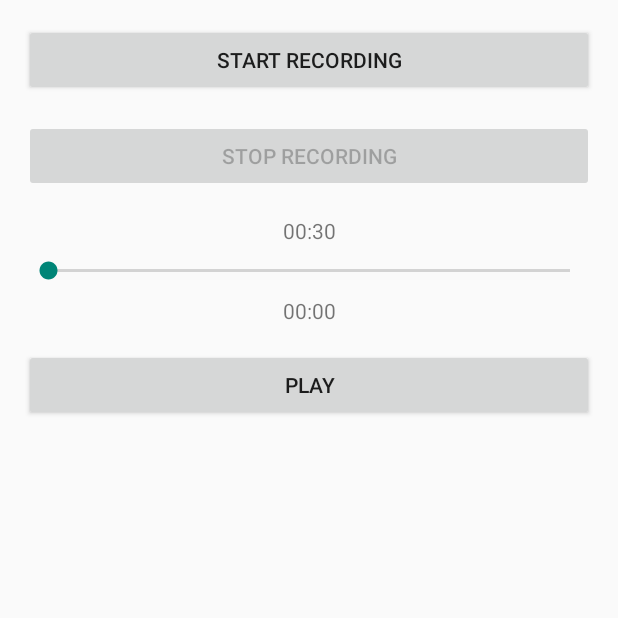
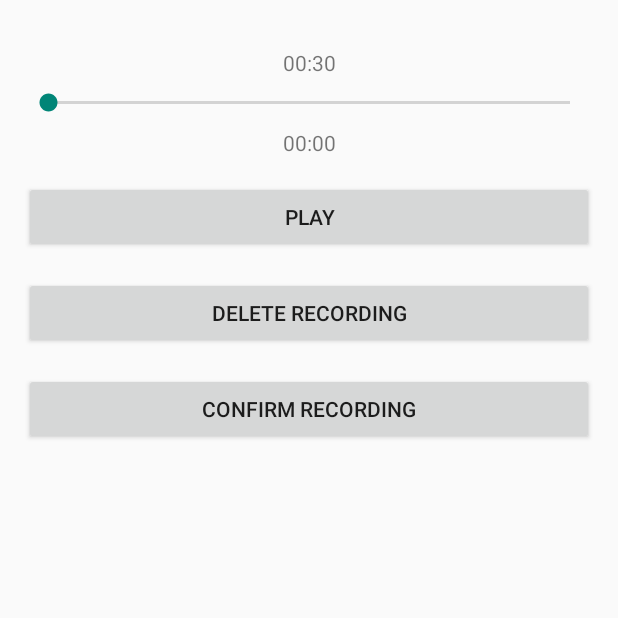
Before and after one commit to DavideDeRosa/ProgettoLAM, an Android app: the RecordActivity screen opened directly, with no data from a screen before it, after a tap on "STOP RECORDING", on a phone screen of 412 x 824 dp, the top half of it. Run offline under Robolectric (Android 15) with nearby library versions, the phone set to English and light mode, and no system bars; 1 other tap on this screen came first.

Commit message:
modificata ma non funzionante parte registrazione audio + scrittura di una prima struttura di api audio (non definitive)

```diff
--- a/app/src/main/AndroidManifest.xml
+++ b/app/src/main/AndroidManifest.xml
@@ -8,6 +8,7 @@
     <uses-permission android:name="android.permission.READ_EXTERNAL_STORAGE" />
     <uses-permission android:name="android.permission.ACCESS_FINE_LOCATION"/>
     <uses-permission android:name="android.permission.ACCESS_COARSE_LOCATION"/>
+    <uses-permission android:name="android.permission.ACCESS_NETWORK_STATE"/>
 
     <application
         android:allowBackup="true"
--- a/app/src/main/java/com/derosa/progettolam/activities/RecordActivity.kt
+++ b/app/src/main/java/com/derosa/progettolam/activities/RecordActivity.kt
@@ -5,40 +5,36 @@ import android.content.pm.PackageManager
 import android.media.MediaPlayer
 import android.media.MediaRecorder
 import android.os.Bundle
-import android.os.Environment
 import android.os.Handler
-import android.os.Looper
-import android.widget.Button
-import android.widget.SeekBar
-import android.widget.TextView
-import android.widget.Toast
+import android.view.View
+import android.widget.*
 import androidx.appcompat.app.AppCompatActivity
 import androidx.core.app.ActivityCompat
-import androidx.core.content.ContextCompat
 import com.derosa.progettolam.R
 import java.io.File
 import java.io.IOException
-import java.util.concurrent.TimeUnit
+import java.util.*
 
 class RecordActivity : AppCompatActivity() {
+
+    private var mediaRecorder: MediaRecorder? = null
+    private var mediaPlayer: MediaPlayer? = null
+    private var audioFile: File? = null
+    private var isRecording = false
+    private var isPlaying = false
 
     private lateinit var btnStartRecording: Button
     private lateinit var btnStopRecording: Button
     private lateinit var btnPlayPause: Button
-    private lateinit var seekBar: SeekBar
+    private lateinit var btnDeleteRecording: Button
+    private lateinit var btnConfirmRecording: Button
+    private lateinit var tvRecordingTime: TextView
     private lateinit var tvAudioLength: TextView
     private lateinit var tvCurrentPosition: TextView
+    private lateinit var seekBar: SeekBar
 
-    private var mediaRecorder: MediaRecorder? = null
-    private var mediaPlayer: MediaPlayer? = null
-    private lateinit var audioFile: File
-
-    private var isPlaying = false
-
-    private val handler = Handler(Looper.getMainLooper())
-
-    private val REQUEST_CODE_PERMISSIONS = 1001
-    private val REQUIRED_PERMISSIONS = arrayOf(Manifest.permission.RECORD_AUDIO, Manifest.permission.WRITE_EXTERNAL_STORAGE)
+    private val handler = Handler()
+    private var recordingStartTime = 0L
 
     override fun onCreate(savedInstanceState: Bundle?) {
         super.onCreate(savedInstanceState)
@@ -47,165 +43,176 @@ class RecordActivity : AppCompatActivity() {
         btnStartRecording = findViewById(R.id.btnStartRecording)
         btnStopRecording = findViewById(R.id.btnStopRecording)
         btnPlayPause = findViewById(R.id.btnPlayPause)
-        seekBar = findViewById(R.id.seekBar)
+        btnDeleteRecording = findViewById(R.id.btnDeleteRecording)
+        btnConfirmRecording = findViewById(R.id.btnConfirmRecording)
+        tvRecordingTime = findViewById(R.id.tvRecordingTime)
         tvAudioLength = findViewById(R.id.tvAudioLength)
         tvCurrentPosition = findViewById(R.id.tvCurrentPosition)
+        seekBar = findViewById(R.id.seekBar)
 
-        if (!allPermissionsGranted()) {
+        btnStartRecording.setOnClickListener { startRecording() }
+        btnStopRecording.setOnClickListener { stopRecording() }
+        btnPlayPause.setOnClickListener { playPauseAudio() }
+        btnDeleteRecording.setOnClickListener { deleteRecording() }
+        btnConfirmRecording.setOnClickListener { confirmRecording() }
+
         requestPermissions()
-        }
-
-        btnStartRecording.setOnClickListener {
-            startRecording()
-            btnStartRecording.isEnabled = false
-            btnStopRecording.isEnabled = true
-            btnPlayPause.isEnabled = false
-        }
-
-        btnStopRecording.setOnClickListener {
-            stopRecording()
-            btnStartRecording.isEnabled = true
-            btnStopRecording.isEnabled = false
-            btnPlayPause.isEnabled = true
-        }
-
-        btnPlayPause.setOnClickListener {
-            if (isPlaying) {
-                pausePlayback()
-            } else {
-                startPlayback()
-            }
-        }
-
-        seekBar.setOnSeekBarChangeListener(object : SeekBar.OnSeekBarChangeListener {
-            override fun onProgressChanged(seekBar: SeekBar?, progress: Int, fromUser: Boolean) {
-                if (fromUser) {
-                    mediaPlayer?.seekTo(progress)
-                }
-            }
-
-            override fun onStartTrackingTouch(seekBar: SeekBar?) {}
-
-            override fun onStopTrackingTouch(seekBar: SeekBar?) {}
-        })
-    }
-
-    private fun allPermissionsGranted() = REQUIRED_PERMISSIONS.all {
-        ContextCompat.checkSelfPermission(baseContext, it) == PackageManager.PERMISSION_GRANTED
+        showInitialUI()
     }
 
     private fun requestPermissions() {
-        ActivityCompat.requestPermissions(
-            this,
-            REQUIRED_PERMISSIONS,
-            REQUEST_CODE_PERMISSIONS
+        val permissions = arrayOf(
+            Manifest.permission.RECORD_AUDIO,
+            Manifest.permission.WRITE_EXTERNAL_STORAGE
         )
+        ActivityCompat.requestPermissions(this, permissions, 0)
     }
 
-    override fun onRequestPermissionsResult(requestCode: Int, permissions: Array<out String>, grantResults: IntArray) {
-        super.onRequestPermissionsResult(requestCode, permissions, grantResults)
-
-        if (requestCode == REQUEST_CODE_PERMISSIONS) {
-            if (!allPermissionsGranted()) {
-                Toast.makeText(this, "Permissions not granted by the user.", Toast.LENGTH_SHORT).show()
-                finish()
+    private fun startRecording() {
+        if (mediaRecorder == null) {
+            mediaRecorder = MediaRecorder()
+            mediaRecorder?.apply {
+                setAudioSource(MediaRecorder.AudioSource.MIC)
+                setOutputFormat(MediaRecorder.OutputFormat.THREE_GPP)
+                setAudioEncoder(MediaRecorder.AudioEncoder.AMR_NB)
+                audioFile = File(externalCacheDir?.absolutePath + "/audio.3gp")
+                setOutputFile(audioFile?.absolutePath)
+                try {
+                    prepare()
+                    start()
+                    isRecording = true
+                    recordingStartTime = System.currentTimeMillis()
+                    updateRecordingTime()
+                    showRecordingUI()
+                } catch (e: IOException) {
+                    e.printStackTrace()
+                }
             }
         }
     }
 
-    private fun startRecording() {
-        val audioDir = getExternalFilesDir(Environment.DIRECTORY_MUSIC)
-        if (audioDir != null) {
-            audioFile = File.createTempFile("audio_", ".mp3", audioDir)
+    private fun stopRecording() {
+        if (isRecording) {
+            mediaRecorder?.apply {
+                stop()
+                release()
+                mediaRecorder = null
             }
-
-        mediaRecorder = MediaRecorder().apply {
-            setAudioSource(MediaRecorder.AudioSource.MIC)
-            setOutputFormat(MediaRecorder.OutputFormat.THREE_GPP)
-            setOutputFile(audioFile.absolutePath)
-            setAudioEncoder(MediaRecorder.AudioEncoder.AMR_NB)
-
-            try {
-                prepare()
-            } catch (e: IOException) {
-                e.printStackTrace()
-            }
-            start()
+            isRecording = false
+            showPlaybackUI()
         }
     }
 
-    private fun stopRecording() {
-        mediaRecorder?.apply {
-            stop()
-            release()
+    private fun playPauseAudio() {
+        if (audioFile != null && audioFile!!.exists()) {
+            if (isPlaying) {
+                mediaPlayer?.pause()
+                btnPlayPause.text = "Play"
+            } else {
+                if (mediaPlayer == null) {
+                    mediaPlayer = MediaPlayer().apply {
+                        setDataSource(audioFile!!.absolutePath)
+                        prepare()
+                        setOnCompletionListener {
+                            btnPlayPause.text = "Play"
+                            this@RecordActivity.isPlaying = false
                         }
-        mediaRecorder = null
-        Toast.makeText(this, "Audio recorded at: ${audioFile.absolutePath}", Toast.LENGTH_LONG).show()
-
-        // Get audio duration
-        val mediaPlayer = MediaPlayer().apply {
-            setDataSource(audioFile.absolutePath)
-            prepare()
                     }
-        val duration = mediaPlayer.duration
-        mediaPlayer.release()
-
-        tvAudioLength.text = formatTime(duration)
-        seekBar.max = duration
                 }
-
-    private fun startPlayback() {
-        mediaPlayer = MediaPlayer().apply {
-            try {
-                setDataSource(audioFile.absolutePath)
-                prepare()
-                start()
-            } catch (e: IOException) {
-                e.printStackTrace()
+                mediaPlayer?.start()
+                btnPlayPause.text = "Pause"
+                updateSeekBar()
+            }
+            isPlaying = !isPlaying
+        } else {
+            Toast.makeText(this, "No audio recorded", Toast.LENGTH_SHORT).show()
         }
     }
 
-        isPlaying = true
-        btnPlayPause.text = "Pause"
-
-        mediaPlayer?.setOnCompletionListener {
-            isPlaying = false
-            btnPlayPause.text = "Play"
-            tvCurrentPosition.text = "00:00"
-            seekBar.progress = 0
+    private fun deleteRecording() {
+        mediaPlayer?.release()
+        mediaPlayer = null
+        audioFile?.delete()
+        audioFile = null
+        showInitialUI()
     }
 
-        updateSeekBar()
+    private fun confirmRecording() {
+        // Upload the audio file or save it as required
+        Toast.makeText(this, "Recording confirmed", Toast.LENGTH_SHORT).show()
     }
 
-    private fun pausePlayback() {
-        mediaPlayer?.pause()
-        isPlaying = false
-        btnPlayPause.text = "Play"
+    private fun updateRecordingTime() {
+        handler.postDelayed({
+            if (isRecording) {
+                val elapsedTime = (System.currentTimeMillis() - recordingStartTime) / 1000
+                val minutes = elapsedTime / 60
+                val seconds = elapsedTime % 60
+                tvRecordingTime.text =
+                    String.format(Locale.getDefault(), "%02d:%02d", minutes, seconds)
+                updateRecordingTime()
+            }
+        }, 1000)
     }
 
     private fun updateSeekBar() {
         mediaPlayer?.let {
+            seekBar.max = it.duration
+            handler.postDelayed(object : Runnable {
+                override fun run() {
+                    if (isPlaying) {
                         seekBar.progress = it.currentPosition
-            tvCurrentPosition.text = formatTime(it.currentPosition)
-            if (isPlaying) {
-                handler.postDelayed({ updateSeekBar() }, 50)
+                        val currentPosition = it.currentPosition / 1000
+                        val minutes = currentPosition / 60
+                        val seconds = currentPosition % 60
+                        tvCurrentPosition.text =
+                            String.format(Locale.getDefault(), "%02d:%02d", minutes, seconds)
+                        handler.postDelayed(this, 100)
                     }
+                }
+            }, 100)
         }
     }
 
-    private fun formatTime(milliseconds: Int): String {
-        val minutes = TimeUnit.MILLISECONDS.toMinutes(milliseconds.toLong())
-        val seconds = TimeUnit.MILLISECONDS.toSeconds(milliseconds.toLong()) - TimeUnit.MINUTES.toSeconds(minutes)
-        return String.format("%02d:%02d", minutes, seconds)
+    private fun showRecordingUI() {
+        btnStartRecording.visibility = View.GONE
+        tvRecordingTime.visibility = View.VISIBLE
+        btnStopRecording.visibility = View.VISIBLE
     }
 
-    override fun onStop() {
-        super.onStop()
-        mediaRecorder?.release()
-        mediaRecorder = null
-        mediaPlayer?.release()
-        mediaPlayer = null
-        handler.removeCallbacksAndMessages(null)
+    private fun showPlaybackUI() {
+        btnStopRecording.visibility = View.GONE
+        tvRecordingTime.visibility = View.GONE
+        tvAudioLength.visibility = View.VISIBLE
+        tvCurrentPosition.visibility = View.VISIBLE
+        seekBar.visibility = View.VISIBLE
+        btnPlayPause.visibility = View.VISIBLE
+        btnDeleteRecording.visibility = View.VISIBLE
+        btnConfirmRecording.visibility = View.VISIBLE
+
+        mediaPlayer = MediaPlayer().apply {
+            setDataSource(audioFile!!.absolutePath)
+            prepare()
+            val duration = duration / 1000
+            val minutes = duration / 60
+            val seconds = duration % 60
+            tvAudioLength.text = String.format(Locale.getDefault(), "%02d:%02d", minutes, seconds)
         }
     }
+
+    private fun showInitialUI() {
+        btnStartRecording.visibility = View.VISIBLE
+        tvRecordingTime.visibility = View.GONE
+        btnStopRecording.visibility = View.GONE
+        tvAudioLength.visibility = View.GONE
+        tvCurrentPosition.visibility = View.GONE
+        seekBar.visibility = View.GONE
+        btnPlayPause.visibility = View.GONE
+        btnDeleteRecording.visibility = View.GONE
+        btnConfirmRecording.visibility = View.GONE
+
+        tvAudioLength.text = String.format(Locale.getDefault(), "%02d:%02d", 0, 0)
+        tvCurrentPosition.text = String.format(Locale.getDefault(), "%02d:%02d", 0, 0)
+        seekBar.progress = 0
+    }
+}
--- a/app/src/main/java/com/derosa/progettolam/fragments/Account.kt
+++ b/app/src/main/java/com/derosa/progettolam/fragments/Account.kt
@@ -86,6 +86,7 @@ class Account : Fragment() {
 
     private fun goToLogin() {
         DataSingleton.token = null
+        DataSingleton.username = null
 
         val intent = Intent(activity, LoginActivity::class.java)
         startActivity(intent)
--- /dev/null
+++ b/app/src/main/java/com/derosa/progettolam/pojo/AudioData.kt
@@ -0,0 +1,4 @@
+package com.derosa.progettolam.pojo
+
+class AudioData {
+}
--- a/app/src/main/java/com/derosa/progettolam/retrofit/RetrofitInstance.kt
+++ b/app/src/main/java/com/derosa/progettolam/retrofit/RetrofitInstance.kt
@@ -5,7 +5,7 @@ import retrofit2.converter.gson.GsonConverterFactory
 
 object RetrofitInstance {
 
-    private const val BASE_URL = "http://130.136.2.83"
+    private const val BASE_URL = "http://130.136.2.83/lam2024/"
 
     val api: BackendApi by lazy {
         Retrofit.Builder()
--- a/app/src/main/res/layout/activity_record.xml
+++ b/app/src/main/res/layout/activity_record.xml
@@ -13,13 +13,22 @@
         android:layout_height="wrap_content"
         android:text="Start Recording" />
 
+    <TextView
+        android:id="@+id/tvRecordingTime"
+        android:layout_width="match_parent"
+        android:layout_height="wrap_content"
+        android:text="00:00"
+        android:textAlignment="center"
+        android:layout_marginTop="16dp"
+        android:visibility="gone" />
+
     <Button
         android:id="@+id/btnStopRecording"
         android:layout_width="match_parent"
         android:layout_height="wrap_content"
         android:text="Stop Recording"
         android:layout_marginTop="16dp"
-        android:enabled="false" />
+        android:visibility="gone" />
 
     <TextView
         android:id="@+id/tvAudioLength"
@@ -27,13 +36,15 @@
         android:layout_height="wrap_content"
         android:text="00:00"
         android:textAlignment="center"
-        android:layout_marginTop="16dp" />
+        android:layout_marginTop="16dp"
+        android:visibility="gone" />
 
     <SeekBar
         android:id="@+id/seekBar"
         android:layout_width="match_parent"
         android:layout_height="wrap_content"
-        android:layout_marginTop="8dp" />
+        android:layout_marginTop="8dp"
+        android:visibility="gone" />
 
     <TextView
         android:id="@+id/tvCurrentPosition"
@@ -41,7 +52,8 @@
         android:layout_height="wrap_content"
         android:text="00:00"
         android:textAlignment="center"
-        android:layout_marginTop="8dp" />
+        android:layout_marginTop="8dp"
+        android:visibility="gone" />
 
     <Button
         android:id="@+id/btnPlayPause"
@@ -49,5 +61,21 @@
         android:layout_height="wrap_content"
         android:text="Play"
         android:layout_marginTop="16dp"
-        android:enabled="false" />
+        android:visibility="gone" />
+
+    <Button
+        android:id="@+id/btnDeleteRecording"
+        android:layout_width="match_parent"
+        android:layout_height="wrap_content"
+        android:text="Delete Recording"
+        android:layout_marginTop="16dp"
+        android:visibility="gone" />
+
+    <Button
+        android:id="@+id/btnConfirmRecording"
+        android:layout_width="match_parent"
+        android:layout_height="wrap_content"
+        android:text="Confirm Recording"
+        android:layout_marginTop="16dp"
+        android:visibility="gone" />
 </LinearLayout>
```
Also changed, not shown: app/src/main/java/com/derosa/progettolam/pojo/ApiResponse.kt (+12 -0 lines), app/src/main/java/com/derosa/progettolam/retrofit/BackendApi.kt (+20 -7 lines), app/src/main/java/com/derosa/progettolam/viewmodel/AudioViewModel.kt (+116 -13 lines). Lines whose indentation alone changed are shown as unchanged.
